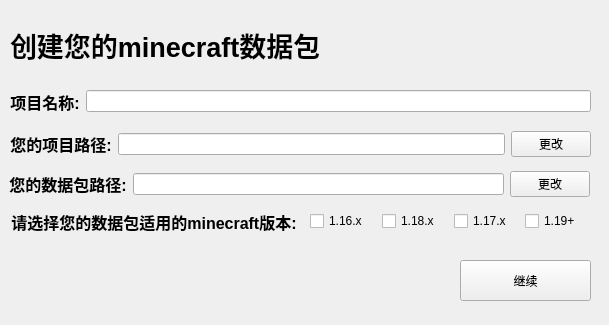
This is UI/create_full.ui in Wzp-2008/DatapacksEditors as Qt 5 draws it before an edit. The edited form follows.
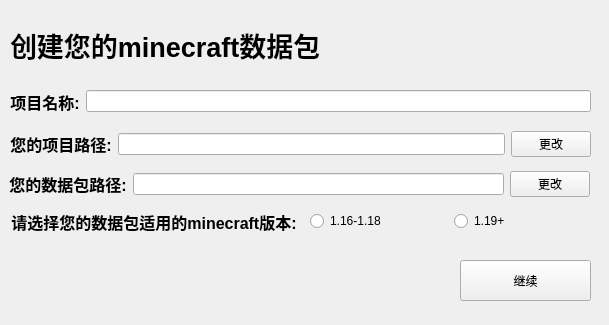
This is the edited form.

Commit message: feat:Add main UI #10

```diff
--- a/UI/create_full.ui
+++ b/UI/create_full.ui
@@ -75,28 +75,14 @@
    </property>
    <layout class="QHBoxLayout" name="horizontalLayout_3">
     <item>
-     <widget class="QCheckBox" name="checkBox_116">
+     <widget class="QRadioButton" name="v_116">
       <property name="text">
-       <string>1.16.x</string>
+       <string>1.16-1.18</string>
       </property>
      </widget>
     </item>
     <item>
-     <widget class="QCheckBox" name="checkBox_118">
-      <property name="text">
-       <string>1.18.x</string>
-      </property>
-     </widget>
-    </item>
-    <item>
-     <widget class="QCheckBox" name="checkbox_117">
-      <property name="text">
-       <string>1.17.x</string>
-      </property>
-     </widget>
-    </item>
-    <item>
-     <widget class="QCheckBox" name="checkBox_119">
+     <widget class="QRadioButton" name="v_119">
       <property name="text">
        <string>1.19+</string>
       </property>
```
Left out of the diff: 19 changed lines with no effect on the pictures. The commit also changes 3 other files.
